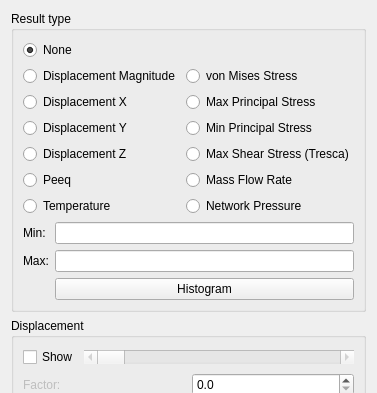
Qt form src/Mod/Fem/Gui/Resources/ui/ResultShow.ui (southseact-3d/fcd) before a commit; both pictures show x 0 to 377 and y 0 to 393 of the 377 by 593 pixel window.
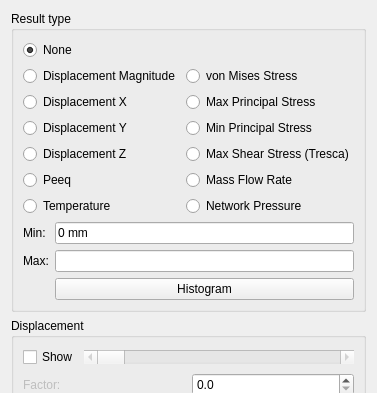
The same form after that commit. Custom widgets are drawn as their Qt base class.

```diff
--- a/src/Mod/Fem/Gui/Resources/ui/ResultShow.ui
+++ b/src/Mod/Fem/Gui/Resources/ui/ResultShow.ui
@@ -172,7 +172,7 @@
         <item row="0" column="1">
          <widget class="Gui::InputField" name="le_min">
           <property name="text">
-           <string notr="true"/>
+           <string notr="true">0 mm</string>
           </property>
           <property name="readOnly">
            <bool>true</bool>
```
Left out of the diff: 8 changed lines with no effect on the pictures.
